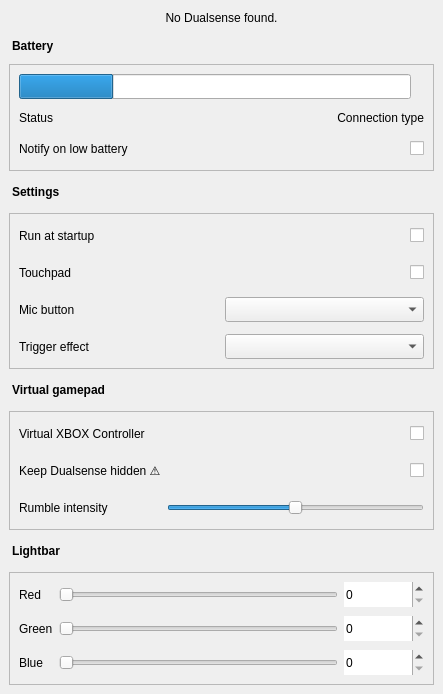
First picture: the form in src/ui/design.ui, repository Odizinne/makeSense, before the edit.
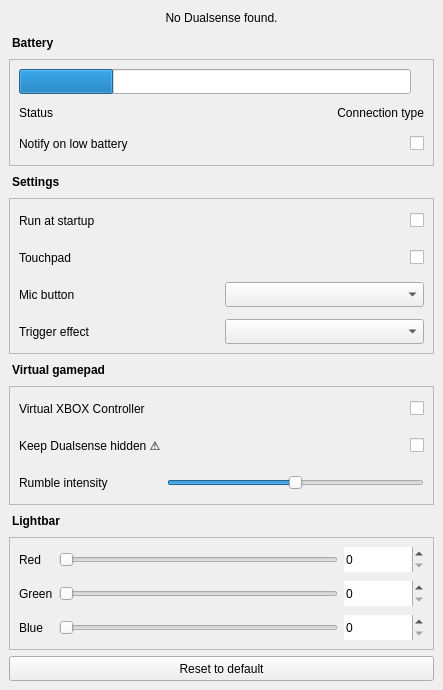
Second picture: the form after the edit.

Commit message: added reset default button

```diff
--- a/src/ui/design.ui
+++ b/src/ui/design.ui
@@ -7,7 +7,7 @@
     <x>0</x>
     <y>0</y>
     <width>443</width>
-    <height>694</height>
+    <height>690</height>
    </rect>
   </property>
   <property name="windowTitle">
@@ -15,6 +15,22 @@
   </property>
   <widget class="QWidget" name="centralwidget">
    <layout class="QGridLayout" name="gridLayout">
+    <item row="0" column="0">
+     <widget class="QLabel" name="notFoundLabel">
+      <property name="sizePolicy">
+       <sizepolicy hsizetype="Preferred" vsizetype="Preferred">
+        <horstretch>0</horstretch>
+        <verstretch>0</verstretch>
+       </sizepolicy>
+      </property>
+      <property name="text">
+       <string>No Dualsense found.</string>
+      </property>
+      <property name="alignment">
+       <set>Qt::AlignmentFlag::AlignCenter</set>
+      </property>
+     </widget>
+    </item>
     <item row="1" column="0">
      <widget class="QFrame" name="controllerFrame">
       <layout class="QGridLayout" name="gridLayout_7">
@@ -644,10 +660,16 @@
        </item>
        <item row="6" column="0">
         <widget class="QLabel" name="label_2">
+         <property name="sizePolicy">
+          <sizepolicy hsizetype="Preferred" vsizetype="Fixed">
+           <horstretch>0</horstretch>
+           <verstretch>0</verstretch>
+          </sizepolicy>
+         </property>
          <property name="minimumSize">
           <size>
            <width>0</width>
-           <height>30</height>
+           <height>20</height>
           </size>
          </property>
          <property name="font">
@@ -665,10 +687,16 @@
        </item>
        <item row="4" column="0">
         <widget class="QLabel" name="label_4">
+         <property name="sizePolicy">
+          <sizepolicy hsizetype="Preferred" vsizetype="Fixed">
+           <horstretch>0</horstretch>
+           <verstretch>0</verstretch>
+          </sizepolicy>
+         </property>
          <property name="minimumSize">
           <size>
            <width>0</width>
-           <height>30</height>
+           <height>20</height>
           </size>
          </property>
          <property name="font">
@@ -686,10 +714,16 @@
        </item>
        <item row="2" column="0">
         <widget class="QLabel" name="label">
+         <property name="sizePolicy">
+          <sizepolicy hsizetype="Preferred" vsizetype="Fixed">
+           <horstretch>0</horstretch>
+           <verstretch>0</verstretch>
+          </sizepolicy>
+         </property>
          <property name="minimumSize">
           <size>
            <width>0</width>
-           <height>30</height>
+           <height>20</height>
           </size>
          </property>
          <property name="font">
@@ -716,7 +750,7 @@
          <property name="minimumSize">
           <size>
            <width>0</width>
-           <height>25</height>
+           <height>20</height>
           </size>
          </property>
          <property name="font">
@@ -735,19 +769,16 @@
       </layout>
      </widget>
     </item>
-    <item row="0" column="0">
-     <widget class="QLabel" name="notFoundLabel">
-      <property name="sizePolicy">
-       <sizepolicy hsizetype="Preferred" vsizetype="Preferred">
-        <horstretch>0</horstretch>
-        <verstretch>0</verstretch>
-       </sizepolicy>
+    <item row="2" column="0">
+     <widget class="QPushButton" name="resetButton">
+      <property name="minimumSize">
+       <size>
+        <width>0</width>
+        <height>25</height>
+       </size>
       </property>
       <property name="text">
-       <string>No Dualsense found.</string>
-      </property>
-      <property name="alignment">
-       <set>Qt::AlignmentFlag::AlignCenter</set>
+       <string>Reset to default</string>
       </property>
      </widget>
     </item>
```
The commit also changes 3 other files.
